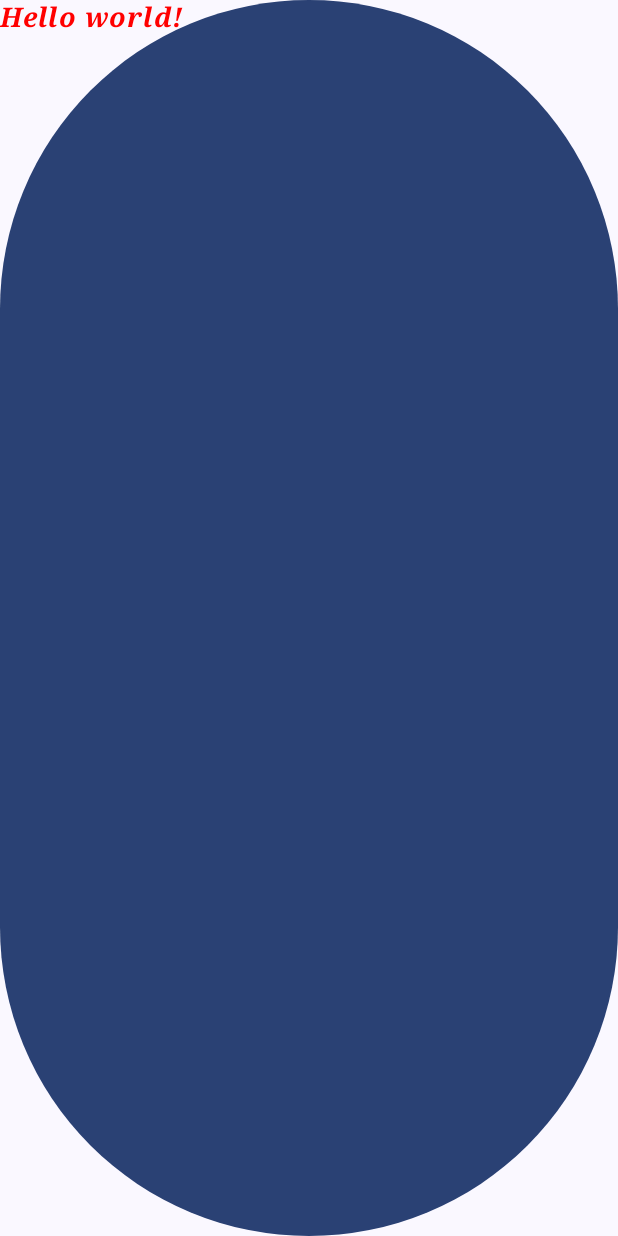
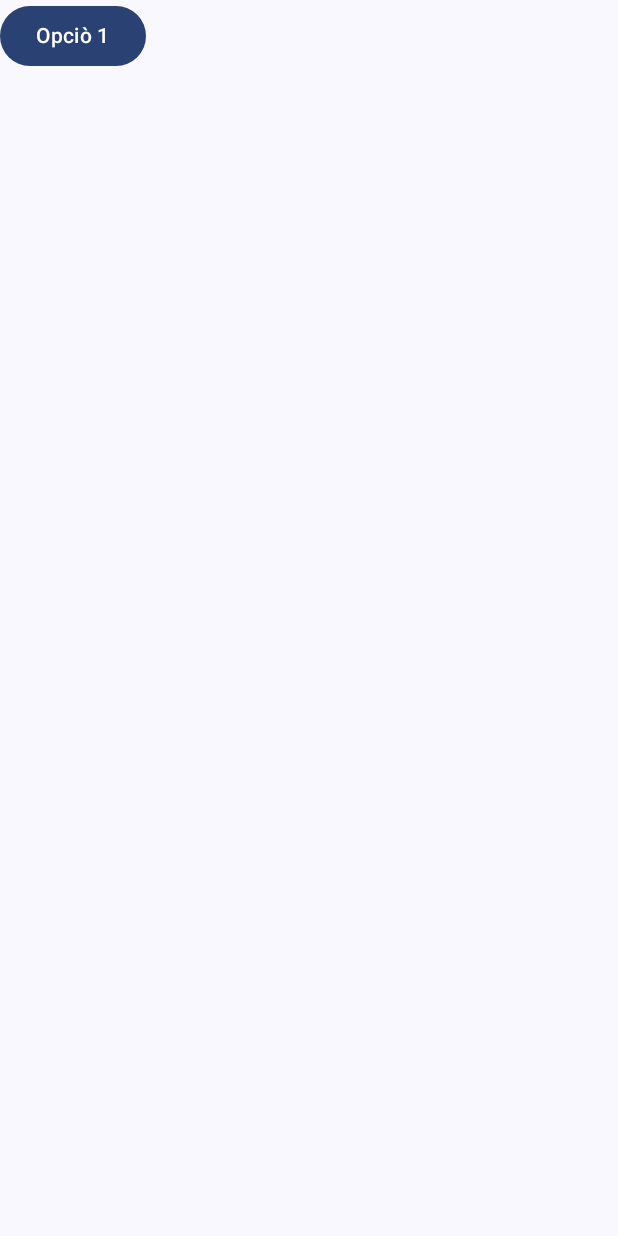
Before and after one commit to SectionOne/JetpackComposeApp, an Android app built with Jetpack Compose: the screen it shows after launch (MainActivity), on a phone screen of 412 x 824 dp. Run offline under Robolectric (Android 15) with nearby library versions, the phone set to English and light mode, and no system bars.

Commit message:
Codi JC5 - Emprant el Column en Jetpack Compose

```diff
--- a/app/src/main/java/es/cibernarium/jetpackcomposeapp/MainActivity.kt
+++ b/app/src/main/java/es/cibernarium/jetpackcomposeapp/MainActivity.kt
@@ -4,6 +4,7 @@ import android.os.Bundle
 import androidx.activity.ComponentActivity
 import androidx.activity.compose.setContent
 import androidx.activity.enableEdgeToEdge
+import androidx.compose.foundation.layout.Column
 import androidx.compose.foundation.layout.fillMaxSize
 import androidx.compose.foundation.layout.padding
 import androidx.compose.material3.Button
@@ -32,16 +33,19 @@ class MainActivity : ComponentActivity() {
                     color = MaterialTheme.colorScheme.background
                 ) {
                     //Tot el que posem aqui serà la part visible de la nostre Aplicació
-                    Text(
+                    /*Text(
                         text = "Hello world!",
                         color = Color.Red,
                         fontSize = 18.sp,
                         fontStyle = FontStyle.Italic,
                         fontWeight = FontWeight.Bold,
                         fontFamily = FontFamily.Serif
-                    )
-
-                    Button(onClick = { /*TODO*/}){}
+                    )*/
+                    Column {
+                        Button(onClick = { /*TODO*/ }) {
+                            Text(text = "Opciò 1")
+                        }
+                    }
                 }
             }
         }
```
